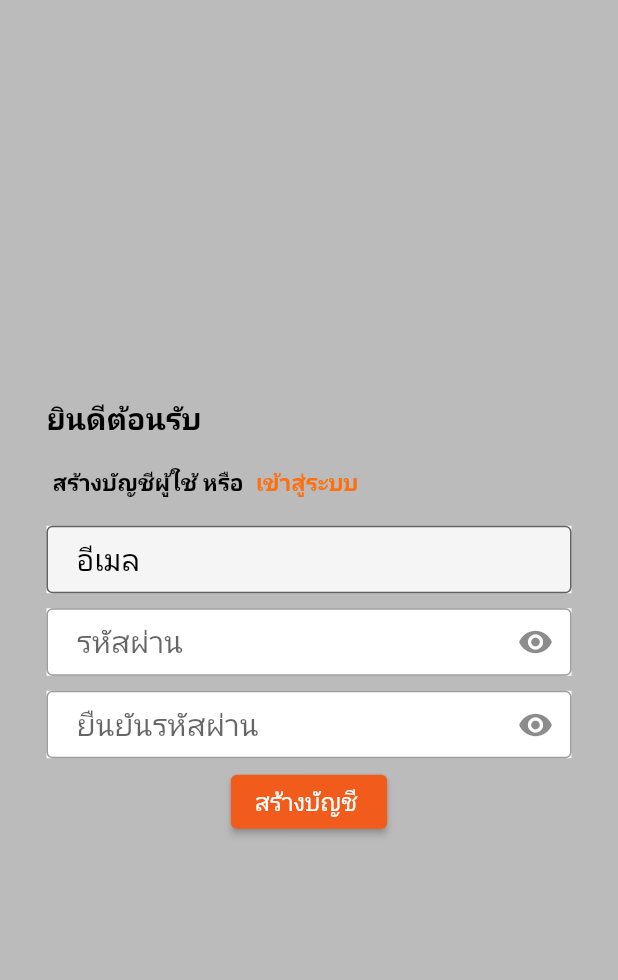
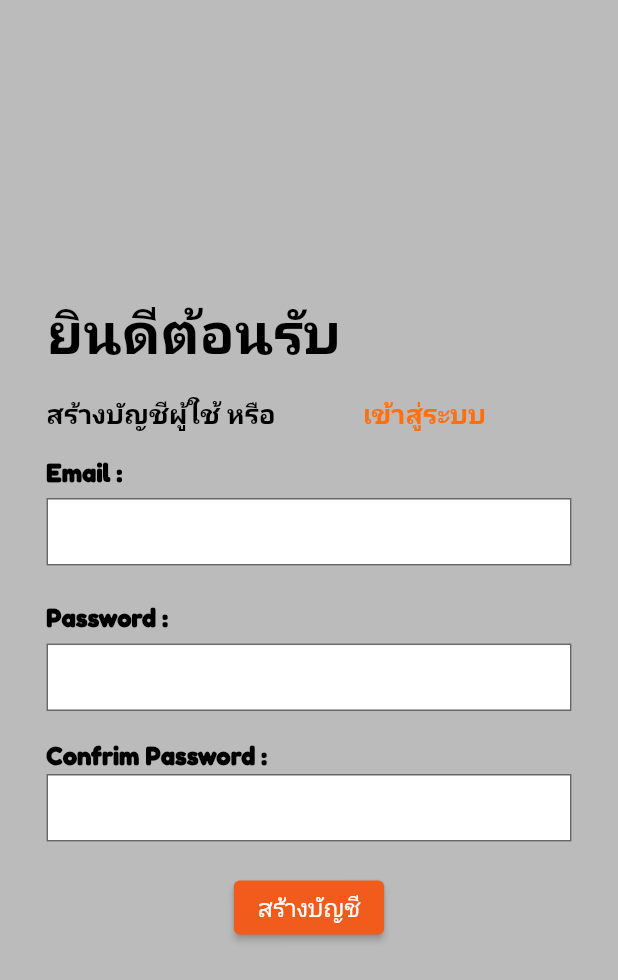
Before and after one commit to ArrayBitt/flutter_application_korat, a Flutter app: the screen it shows after launch, after a tap on "สร้างบัญชีใหม่", on a phone screen of 412 x 824 dp. Shown: the top 980 px of the screen. Run offline on Flutter 3.47's test engine with Material 2 defaults, Android fonts, the phone set to English and light mode, and no system bars; our stand-ins replace cloud_firestore, firebase_core, firebase_storage, get; accounts and stored records are empty.

Commit message:
updatMar4

```diff
--- a/lib/main.dart
+++ b/lib/main.dart
@@ -1,13 +1,14 @@
-
+import 'package:firebase_core/firebase_core.dart';
 import 'package:flutter/material.dart';
 import 'package:flutter_application_korat/states/authen_mobile.dart';
+import 'package:flutter_application_korat/utility/app_constant.dart';
 import 'package:get/get.dart';
 
-
-void main() {
-
-      runApp(MyApp());
-
+Future<void> main() async {
+  WidgetsFlutterBinding.ensureInitialized();
+  await Firebase.initializeApp().then((value) {
+    runApp(MyApp());
+  });
 }
 
 class MyApp extends StatelessWidget {
@@ -17,6 +18,12 @@ class MyApp extends StatelessWidget {
   Widget build(BuildContext context) {
     return GetMaterialApp(
       home: AuthenMobile(),
+      theme: ThemeData(
+          primarySwatch: Colors.blue,
+          appBarTheme: AppBarTheme(
+              backgroundColor: AppConstant.bgColor,
+              elevation: 0,
+              foregroundColor: AppConstant.dark)),
     );
   }
 }
--- /dev/null
+++ b/lib/models/profile_model.dart
@@ -0,0 +1,34 @@
+import 'dart:convert';
+
+// ignore_for_file: public_member_api_docs, sort_constructors_first
+class ProfileModel {
+  final String email;
+  final String password;
+  final String confrimpassword;
+  ProfileModel({
+    required this.email,
+    required this.password,
+    required this.confrimpassword,
+  });
+
+
+  Map<String, dynamic> toMap() {
+    return <String, dynamic>{
+      'email': email,
+      'password': password,
+      'confrimpassword': confrimpassword,
+    };
+  }
+
+  factory ProfileModel.fromMap(Map<String, dynamic> map) {
+    return ProfileModel(
+      email: (map['email'] ?? '') as String,
+      password: (map['password'] ?? '') as String,
+      confrimpassword: (map['confrimpassword'] ?? '') as String,
+    );
+  }
+
+  String toJson() => json.encode(toMap());
+
+  factory ProfileModel.fromJson(String source) => ProfileModel.fromMap(json.decode(source) as Map<String, dynamic>);
+}
--- a/lib/states/authen_mobile.dart
+++ b/lib/states/authen_mobile.dart
@@ -1,21 +1,24 @@
+import 'package:cloud_firestore/cloud_firestore.dart';
 import 'package:flutter/material.dart';
 import 'package:flutter_application_korat/states/create_account.dart';
 import 'package:flutter_application_korat/utility/app_constant.dart';
 import 'package:flutter_application_korat/widgets/widget_buttom.dart';
+import 'package:flutter_application_korat/widgets/widget_form.dart';
 import 'package:flutter_application_korat/widgets/widget_text.dart';
 import 'package:flutter_application_korat/widgets/widget_text_buttom.dart';
 import 'package:get/get.dart';
 
 class AuthenMobile extends StatefulWidget {
-  const AuthenMobile({super.key});
+  const AuthenMobile({Key? key}) : super(key: key);
 
   @override
   State<AuthenMobile> createState() => _AuthenMobileState();
 }
 
 class _AuthenMobileState extends State<AuthenMobile> {
-  @override
-  bool _isObscure = true;
+  String? email, password;
+
+
 
   Widget build(BuildContext context) {
     return Scaffold(
@@ -24,8 +27,9 @@ class _AuthenMobileState extends State<AuthenMobile> {
         child: LayoutBuilder(builder: (context, BoxConstraints boxConstraints) {
           return GestureDetector(
             behavior: HitTestBehavior.opaque,
-            onTap: () => FocusScope.of(context).requestFocus(),
+            onTap: () => FocusScope.of(context).requestFocus(FocusScopeNode()),
             child: Center(
+              child: SingleChildScrollView(
                 child: Column(
                   mainAxisAlignment: MainAxisAlignment.center,
                   children: [
@@ -33,24 +37,19 @@ class _AuthenMobileState extends State<AuthenMobile> {
                       width: boxConstraints.maxWidth * 0.85,
                       child: WidgetText(
                         text: 'Korat Services',
-                      textStyle: AppConstant().appStyle(
-                        size: 38,
-                        fontWeight: FontWeight.bold,
-                      ),
+                        textStyle: AppConstant()
+                            .appStyle(size: 40, fontWeight: FontWeight.bold),
                       ),
                     ),
                     Container(
-                    margin: const EdgeInsets.only(top: 10),
-                    width: boxConstraints.maxWidth * 0.83,
-                    child: Column(
-                      crossAxisAlignment: CrossAxisAlignment.start,
-                      children: [
-                        Row(
+                      margin: const EdgeInsets.only(top: 5),
+                      width: boxConstraints.maxWidth * 0.85,
+                      child: Row(
                         children: [
                           WidgetText(
                             text: 'เข้าสู่บัญชีของคุณ',
                             textStyle: AppConstant().appStyle(
-                                  size: 15, fontWeight: FontWeight.bold),
+                                size: 18, fontWeight: FontWeight.bold),
                           ),
                           const SizedBox(
                             width: 50,
@@ -60,69 +59,43 @@ class _AuthenMobileState extends State<AuthenMobile> {
                             pressFunc: () {
                               Get.to(const CreateAccount());
                             },
-                            ),
-                          ],
-                        ),
+                          )
                         ],
                       ),
                     ),
                     Container(
-                    height: 45,
-                    width: 350,
-                    color: Colors.white,
-                    margin: const EdgeInsets.only(top: 5, bottom: 5),
-                    child: const TextField(
-                      style: TextStyle(
-                        fontSize: 20,
-                        color: Colors.black,
-                      ),
-                      decoration: InputDecoration(
-                        contentPadding:
-                            EdgeInsets.symmetric(vertical: 4, horizontal: 20),
-                        filled: true,
-                        hintText: "Email",
-                        hintStyle: TextStyle(
-                          fontSize: 20.0,
-                          color: Colors.black,
-                        ),
-                        border: OutlineInputBorder(
-                          borderSide: BorderSide(
-                            color: Colors.black,
+                      margin: const EdgeInsets.only(top: 5),
+                      width: boxConstraints.maxWidth * 0.85,
+                      child: WidgetText(
+                        text: 'Email :',
+                        textStyle: AppConstant()
+                            .appStyle(size: 16, fontWeight: FontWeight.bold),
                       ),
                     ),
-                      ),
-                    ),
-                  ),
-
                     Container(
-                    height: 45,
-                    width: 350,
-                    color: Colors.white,
-                    margin: const EdgeInsets.only(top: 5, bottom: 5),
-                    child: TextField(
-                      style: const TextStyle(
-                        fontSize: 20,
-                        color: Colors.black,
-                      ),
-                      obscureText: _isObscure,
-                      decoration: InputDecoration(
-                        contentPadding: const EdgeInsets.symmetric(
-                            vertical: 4, horizontal: 20),
-                        border: const OutlineInputBorder(
-                          borderSide: BorderSide(color: Colors.black),
-                        ),
-                        hintText: 'Password',
-                        suffixIcon: IconButton(
-                          icon: Icon(_isObscure
-                              ? Icons.visibility
-                              : Icons.visibility_off),
-                          onPressed: () {
-                            setState(() {
-                              _isObscure = !_isObscure;
-                            });
+                      margin: const EdgeInsets.only(top: 10),
+                      child: WidgetForm1(
+                        changFunc: (p0) {
+                          email = p0.trim();
                         },
                       ),
                     ),
+                    Container(
+                      margin: const EdgeInsets.only(top: 5),
+                      width: boxConstraints.maxWidth * 0.85,
+                      child: WidgetText(
+                        text: 'Password :',
+                        textStyle: AppConstant()
+                            .appStyle(size: 16, fontWeight: FontWeight.bold),
+                      ),
+                    ),
+                    Container(
+                      margin: const EdgeInsets.only(top: 10),
+                      child: WidgetForm1(
+                        changFunc: (p0) {
+                          password = p0.trim();
+                        },
+                        obsecu: true,
                       ),
                     ),
                     Container(
@@ -137,17 +110,39 @@ class _AuthenMobileState extends State<AuthenMobile> {
                             width: 50,
                           ),
                           WidgetButtom(
-                          label: 'เช้าสู่ระบบ',
+                            label: 'login',
                             pressFunc: () {
-                            Get.to(const CreateAccount());
+                               void login() async {
+                                try {
+
+                                  final QuerySnapshot<Map<String, dynamic>>
+                                      result = await FirebaseFirestore.instance
+                                          .collection('userlogin')
+                                          .where('email', isEqualTo: email)
+                                          .where('password',
+                                              isEqualTo: password)
+                                          .limit(1)
+                                          .get();
+
+                                  if (result.docs.isNotEmpty) {
+
+                                  } else {
+
+                                    print(
+                                        'Failed to sign in. Please check your credentials.');
+                                  }
+                                } catch (e) {
+
+                                  print('An error occurred: $e');
+                                }
+                              }
                             },
                           ),
                         ],
                       ),
+                    )
+                  ],
                 ),
-                  //WidgetForm(),
-                  // WidgetForm(obsecu: true,),
-                ],
               ),
             ),
           );
--- a/lib/states/create_account.dart
+++ b/lib/states/create_account.dart
@@ -1,21 +1,28 @@
+import 'package:cloud_firestore/cloud_firestore.dart';
 import 'package:flutter/material.dart';
+import 'package:flutter_application_korat/models/profile_model.dart';
 import 'package:flutter_application_korat/states/authen_mobile.dart';
 import 'package:flutter_application_korat/utility/app_constant.dart';
+import 'package:flutter_application_korat/utility/app_controller.dart';
 import 'package:flutter_application_korat/widgets/widget_buttom.dart';
+import 'package:flutter_application_korat/widgets/widget_form.dart';
 import 'package:flutter_application_korat/widgets/widget_text.dart';
 import 'package:flutter_application_korat/widgets/widget_text_buttom.dart';
 import 'package:get/get.dart';
 
-
 class CreateAccount extends StatefulWidget {
-  const CreateAccount({super.key});
+  const CreateAccount({Key? key}) : super(key: key);
 
   @override
   State<CreateAccount> createState() => _CreateAccountState();
 }
 
 class _CreateAccountState extends State<CreateAccount> {
-  bool _isObscure = true;
+  AppController controller = Get.put(AppController());
+
+  TextEditingController emailController = TextEditingController();
+  TextEditingController passwordController = TextEditingController();
+  TextEditingController confrimpasswordController = TextEditingController();
 
   @override
   Widget build(BuildContext context) {
@@ -25,8 +32,9 @@ class _CreateAccountState extends State<CreateAccount> {
         child: LayoutBuilder(builder: (context, BoxConstraints boxConstraints) {
           return GestureDetector(
             behavior: HitTestBehavior.opaque,
-            onTap: () => FocusScope.of(context).requestFocus(),
+            onTap: () => FocusScope.of(context).requestFocus(FocusScopeNode()),
             child: Center(
+              child: SingleChildScrollView(
                 child: Column(
                   mainAxisAlignment: MainAxisAlignment.center,
                   children: [
@@ -35,136 +43,108 @@ class _CreateAccountState extends State<CreateAccount> {
                       child: WidgetText(
                         text: 'ยินดีต้อนรับ',
                         textStyle: AppConstant()
-                          .appStyle(size: 20, fontWeight: FontWeight.bold),
+                            .appStyle(size: 38, fontWeight: FontWeight.bold),
                       ),
                     ),
                     Container(
                       margin: const EdgeInsets.only(top: 5),
-                    width: boxConstraints.maxWidth * 0.83,
+                      width: boxConstraints.maxWidth * 0.85,
                       child: Row(
                         children: [
                           WidgetText(
                             text: 'สร้างบัญชีผู้ใช้ หรือ',
-                          textStyle: AppConstant()
-                              .appStyle(size: 15, fontWeight: FontWeight.bold),
+                            textStyle: AppConstant().appStyle(
+                                size: 18, fontWeight: FontWeight.bold),
                           ),
-                        // SizedBox(
-                        //   width: 50,
-                        // ),
+                          const SizedBox(
+                            width: 50,
+                          ),
                           WidgetTextButtom(
                             label: 'เข้าสู่ระบบ',
                             pressFunc: () {
                               Get.to(const AuthenMobile());
                             },
-                        ),
+                          )
                         ],
                       ),
                     ),
                     Container(
-                    height: 45,
-                    width: 350,
-                    color: Colors.white,
-                    margin: const EdgeInsets.only(top: 5, bottom: 5),
-                    child: const TextField(
-                      style: TextStyle(
-                        fontSize: 20,
-                        color: Colors.black,
-                      ),
-                      decoration: InputDecoration(
-                        contentPadding:
-                            EdgeInsets.symmetric(vertical: 4, horizontal: 20),
-                        filled: true,
-                        hintText: "อีเมล",
-                        hintStyle: TextStyle(
-                          fontSize: 20.0,
-                          color: Colors.black,
-                        ),
-                        border: OutlineInputBorder(
-                          borderSide: BorderSide(
-                            color: Colors.black,
-                          ),
-                        ),
-                      ),
+                      margin: const EdgeInsets.only(top: 5),
+                      width: boxConstraints.maxWidth * 0.85,
+                      child: WidgetText(
+                        text: 'Email :',
+                        textStyle: AppConstant()
+                            .appStyle(size: 16, fontWeight: FontWeight.bold),
                       ),
                     ),
                     Container(
-                    height: 45,
-                    width: 350,
-                    color: Colors.white,
-                    margin: const EdgeInsets.only(top: 5, bottom: 5),
-                    child: TextField(
-                      style: const TextStyle(
-                        fontSize: 20,
-                        color: Colors.black,
-                      ),
-                      obscureText: _isObscure,
-                      decoration: InputDecoration(
-                        contentPadding: const EdgeInsets.symmetric(
-                            vertical: 4, horizontal: 20),
-                        border: const OutlineInputBorder(
-                          borderSide: BorderSide(color: Colors.black),
-                        ),
-                        hintText: 'รหัสผ่าน',
-                        suffixIcon: IconButton(
-                          icon: Icon(_isObscure
-                              ? Icons.visibility
-                              : Icons.visibility_off),
-                          onPressed: () {
-                            setState(() {
-                              _isObscure = !_isObscure;
-                            });
-                          },
-                        ),
-                      ),
+                      margin: const EdgeInsets.only(top: 5),
+                      child: WidgetForm1(
+                        changFunc: (p0) {},
+                        textEditingController: emailController,
                       ),
                     ),
                     Container(
-                    height: 45,
-                    width: 350,
-                    color: Colors.white,
-                    margin: const EdgeInsets.only(top: 5, bottom: 5),
-                    child: TextField(
-                      style: const TextStyle(
-                        fontSize: 20,
-                        color: Colors.black,
-                      ),
-                      obscureText: _isObscure,
-                      decoration: InputDecoration(
-                        contentPadding: const EdgeInsets.symmetric(
-                            vertical: 4, horizontal: 20),
-                        border: const OutlineInputBorder(
-                          borderSide: BorderSide(color: Colors.black),
-                        ),
-                        hintText: 'ยืนยันรหัสผ่าน',
-                        suffixIcon: IconButton(
-                          icon: Icon(_isObscure
-                              ? Icons.visibility
-                              : Icons.visibility_off),
-                          onPressed: () {
-                            setState(() {
-                              _isObscure = !_isObscure;
-                            });
-                          },
+                      margin: const EdgeInsets.only(top: 5),
+                      width: boxConstraints.maxWidth * 0.85,
+                      child: WidgetText(
+                        text: 'Password :',
+                        textStyle: AppConstant()
+                            .appStyle(size: 16, fontWeight: FontWeight.bold),
                       ),
                     ),
+                    Container(
+                      margin: const EdgeInsets.only(top: 5),
+                      child: WidgetForm1(
+                        changFunc: (p0) {},
+                        textEditingController: passwordController,
+                        obsecu: true,
+                      ),
+                    ),
+                    Container(
+                      width: boxConstraints.maxWidth * 0.85,
+                      child: WidgetText(
+                        text: 'Confrim Password :',
+                        textStyle: AppConstant()
+                            .appStyle(size: 16, fontWeight: FontWeight.bold),
+                      ),
+                    ),
+                    Container(
+                      child: WidgetForm1(
+                        changFunc: (p0) {},
+                        textEditingController: confrimpasswordController,
+                        obsecu: true,
                       ),
                     ),
                     Container(
                       child: Row(
                         mainAxisAlignment: MainAxisAlignment.center,
                         children: [
-                        Center(
-                          child: WidgetButtom(
-                            label: 'สร้างบัญชี ',
+                          WidgetButtom(
+                            label: 'สร้างบัญชี',
                             pressFunc: () {
-                              //Get.to(AuthenMobile());
+                              ProfileModel profileModel = ProfileModel(
+                                email: emailController.text,
+                                password: passwordController.text,
+                                confrimpassword: confrimpasswordController.text,
+                              );
+
+                              FirebaseFirestore.instance
+                                  .collection('userlogin')
+                                  .add(profileModel.toMap())
+                                  .then(
+                                    (value) {},
+                                  )
+                                  .catchError(
+                                    (error) {},
+                                  );
                             },
-                          ),
                           ),
                         ],
                       ),
                     )
                   ],
+                ),
               ),
             ),
           );
--- a/lib/utility/app_controller.dart
+++ b/lib/utility/app_controller.dart
@@ -1 +1,9 @@
-class AppController {}
+import 'package:flutter_application_korat/models/profile_model.dart';
+import 'package:get/get.dart';
+
+class AppController extends GetxController {
+  RxList<ProfileModel> profimeModels = <ProfileModel>[].obs;
+
+
+
+}
--- a/lib/widgets/widget_form.dart
+++ b/lib/widgets/widget_form.dart
@@ -1,22 +1,30 @@
 // ignore_for_file: public_member_api_docs, sort_constructors_first
 import 'package:flutter/material.dart';
+
 import 'package:flutter_application_korat/utility/app_constant.dart';
 
-
-class WidgetForm extends StatelessWidget {
-  const WidgetForm({
+class WidgetForm1 extends StatelessWidget {
+  const WidgetForm1({
     Key? key,
     this.obsecu,
+    required this.changFunc,
+    this.textEditingController,
+    this.textInputType,
   }) : super(key: key);
 
   final bool? obsecu;
+  final Function(String) changFunc;
+  final TextEditingController? textEditingController;
+  final TextInputType? textInputType;
 
   @override
   Widget build(BuildContext context) {
     return Container(
       height: 45,
-      margin: const EdgeInsets.only(top: 3, bottom: 30),
+      width: 350,
+      margin: const EdgeInsets.only(top: 3, bottom: 20),
       child: TextFormField(
+        controller: textEditingController,
         obscureText: obsecu ?? false,
         style: AppConstant().appStyle(),
         decoration: InputDecoration(
@@ -25,10 +33,12 @@ class WidgetForm extends StatelessWidget {
           fillColor: AppConstant.fieldColor,
           filled: true,
           border: OutlineInputBorder(
-            borderRadius: BorderRadius.circular(30),
+            borderRadius: BorderRadius.circular(0),
           ),
         ),
       ),
     );
+
+
   }
 }
--- a/lib/widgets/widget_text_buttom.dart
+++ b/lib/widgets/widget_text_buttom.dart
@@ -21,7 +21,7 @@ class WidgetTextButtom extends StatelessWidget {
         child: WidgetText(
           text: label,
           textStyle: AppConstant().appStyle(
-              size: 15,
+              size: 18,
               fontWeight: FontWeight.bold,
               color: Color.fromARGB(255, 253, 111, 15)),
         ));
--- a/pubspec.yaml
+++ b/pubspec.yaml
@@ -37,6 +37,10 @@ dependencies:
   # Use with the CupertinoIcons class for iOS style icons.
   cupertino_icons: ^1.0.2
   get: ^4.6.5
+  firebase_core: ^2.24.2
+  firebase_auth: ^4.16.0
+  cloud_firestore: ^4.14.0
+  firebase_storage: ^11.6.0
 
 dev_dependencies:
   flutter_test:
```
Also changed, not shown: lib/bodys/shop_body.dart (added, +11 -0 lines), lib/states/main_home.dart (added, +24 -0 lines), lib/utility/app_svervice.dart (added, +43 -0 lines), lib/utility/user_repository.dart (added, +8 -0 lines), pubspec.lock, 19 other files. Lines whose indentation alone changed are shown as unchanged.
